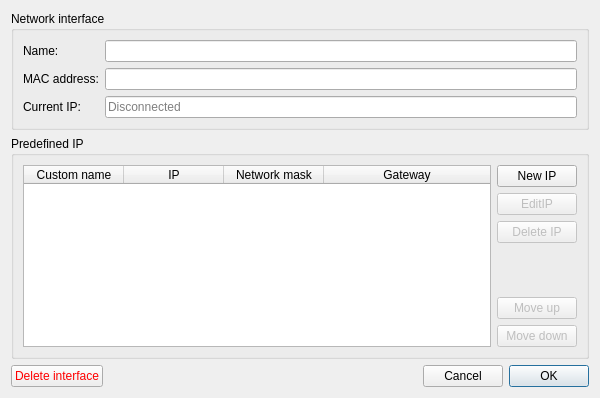
Old version of the form UI/DlgInterface.ui in the repository Folco68/Folco.
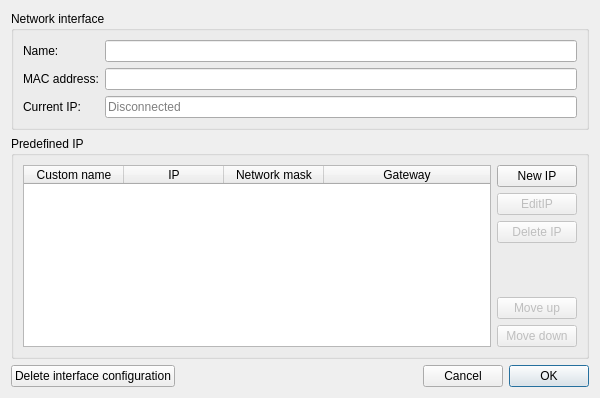
New version of the form.

Commit message: - Removed color of the "Delete Interface Configuration" button - Fixed the "Delete Interface Configuration" QMessageBox not checking correctly the dialog result - Added a log in the PredefinedIP Dialog

What changed in the file:
```diff
--- a/UI/DlgInterface.ui
+++ b/UI/DlgInterface.ui
@@ -208,35 +208,8 @@
     <layout class="QHBoxLayout" name="HLayoutButtons">
      <item>
       <widget class="QPushButton" name="ButtonDeleteInterface">
-       <property name="palette">
-        <palette>
-         <active>
-          <colorrole role="ButtonText">
-           <brush brushstyle="SolidPattern">
-            <color alpha="255">
-             <red>255</red>
-             <green>0</green>
-             <blue>0</blue>
-            </color>
-           </brush>
-          </colorrole>
-         </active>
-         <inactive>
-          <colorrole role="ButtonText">
-           <brush brushstyle="SolidPattern">
-            <color alpha="255">
-             <red>255</red>
-             <green>0</green>
-             <blue>0</blue>
-            </color>
-           </brush>
-          </colorrole>
-         </inactive>
-         <disabled/>
-        </palette>
-       </property>
        <property name="text">
-        <string>Delete interface</string>
+        <string>Delete interface configuration</string>
        </property>
       </widget>
      </item>
```
The commit also changes 4 other files.
